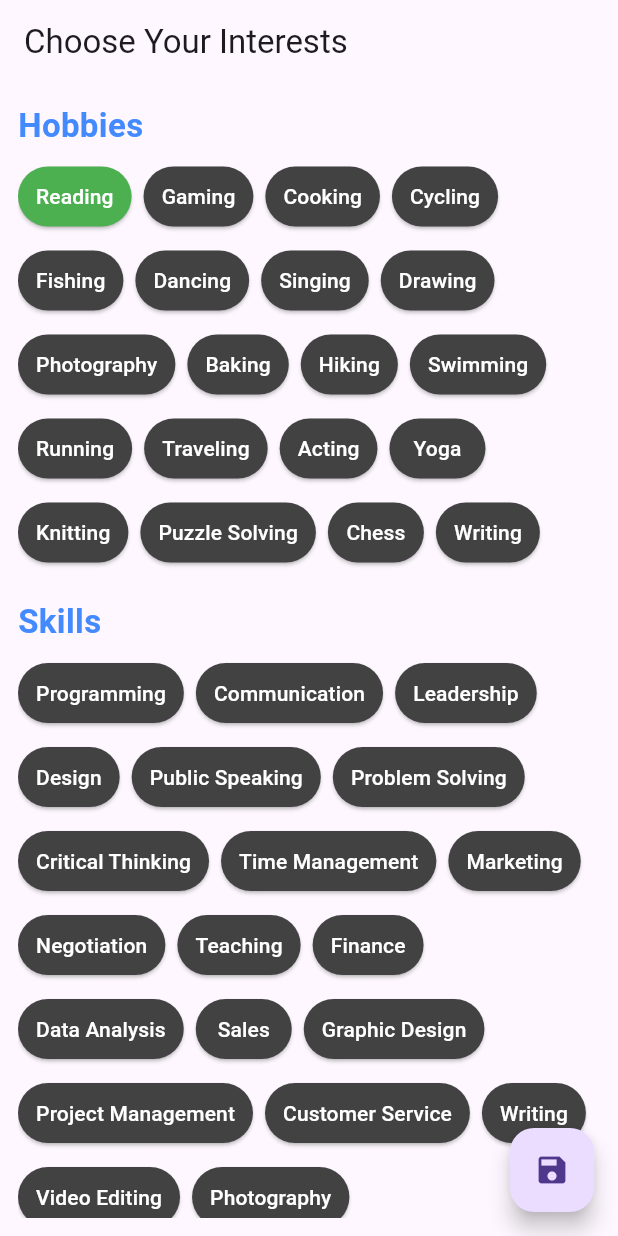
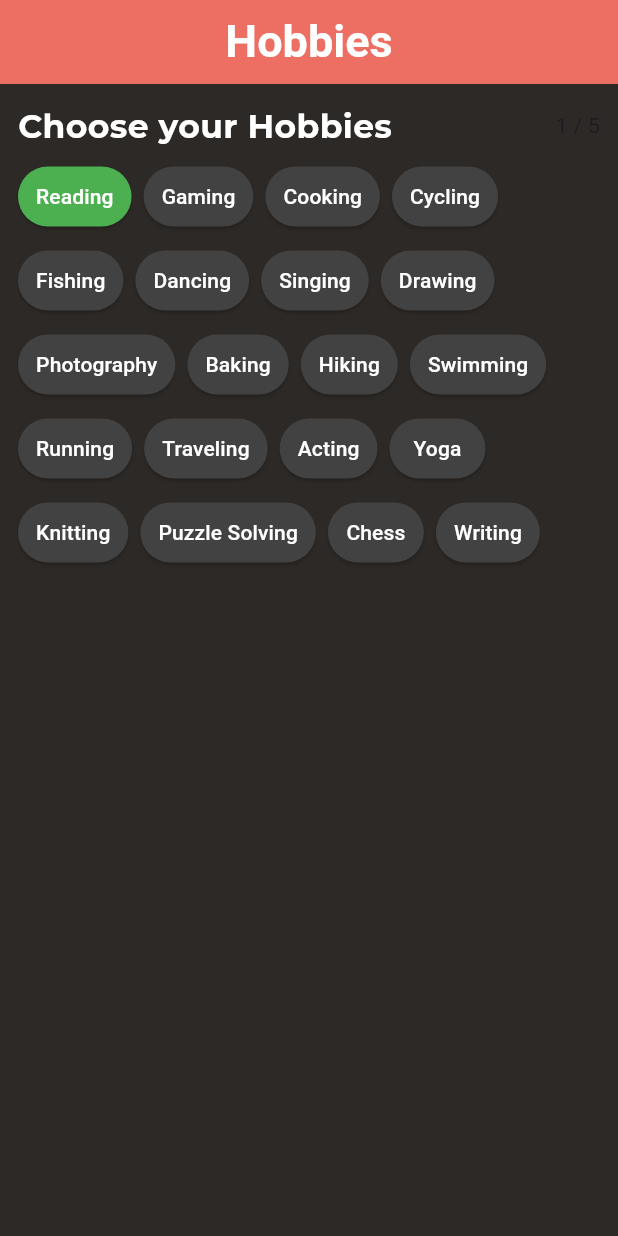
Before and after one commit to AzatD3V/feel-sense, a Flutter app: the screen it shows after launch, after a tap on "Reading", on a phone screen of 412 x 824 dp. Run offline on Flutter 3.47's test engine with Material 3 defaults, Android fonts, the phone set to English and light mode, and no system bars; our stand-ins replace bloc, equatable, firebase_auth, firebase_core, flutter_bloc, google_fonts and 2 more; missing offline and left inert: font_awesome_icon_class, tflite_flutter; accounts and stored records are empty; Roboto replaces fonts that are missing (Sarina).

Commit message:
creating hobbies screen

```diff
--- a/lib/screens/skill_select_screen.dart
+++ b/lib/screens/skill_select_screen.dart
@@ -1,4 +1,6 @@
 import 'package:flutter/material.dart';
+import 'package:google_fonts/google_fonts.dart';
+import 'package:xxx/widgets/custom_appbar.dart';
 
 class SelectionScreen extends StatefulWidget {
   const SelectionScreen({super.key});
@@ -9,24 +11,12 @@ class SelectionScreen extends StatefulWidget {
 
 class _SelectionScreenState extends State<SelectionScreen> {
   // Kullanıcının seçimlerini tutan yapı
-  final Map<String, List<String>> selectedOptions = {
-    "Hobbies": [],
-    "Skills": [],
-    "Music": [],
-    "Sports": []
-  };
+  final List<String> selectedOptions = [];
 
   // Maksimum seçim sınırları
-  final Map<String, int> maxSelections = {
-    "Hobbies": 5, // Kullanıcı en fazla 5 hobi seçebilir
-    "Skills": 3, // Kullanıcı en fazla 3 beceri seçebilir
-    "Music": 4, // Kullanıcı en fazla 4 müzik türü seçebilir
-    "Sports": 2 // Kullanıcı en fazla 2 spor dalı seçebilir
-  };
-
+  final int maxSelections = 5;
   // Kategori seçenekleri
-  final Map<String, List<String>> options = {
-    "Hobbies": [
+  final List<String> options = [
     "Reading",
     "Gaming",
     "Cooking",
@@ -47,74 +37,7 @@ class _SelectionScreenState extends State<SelectionScreen> {
     "Puzzle Solving",
     "Chess",
     "Writing"
-    ],
-    "Skills": [
-      "Programming",
-      "Communication",
-      "Leadership",
-      "Design",
-      "Public Speaking",
-      "Problem Solving",
-      "Critical Thinking",
-      "Time Management",
-      "Marketing",
-      "Negotiation",
-      "Teaching",
-      "Finance",
-      "Data Analysis",
-      "Sales",
-      "Graphic Design",
-      "Project Management",
-      "Customer Service",
-      "Writing",
-      "Video Editing",
-      "Photography"
-    ],
-    "Music": [
-      "Pop",
-      "Jazz",
-      "Rock",
-      "Classical",
-      "Hip-hop",
-      "Blues",
-      "Metal",
-      "Reggae",
-      "Country",
-      "Electronic",
-      "Folk",
-      "R&B",
-      "Soul",
-      "Indie",
-      "Punk",
-      "Funk",
-      "Opera",
-      "Disco",
-      "House",
-      "Techno"
-    ],
-    "Sports": [
-      "Football",
-      "Basketball",
-      "Tennis",
-      "Volleyball",
-      "Swimming",
-      "Cycling",
-      "Running",
-      "Skiing",
-      "Skating",
-      "Surfing",
-      "Boxing",
-      "MMA",
-      "Golf",
-      "Cricket",
-      "Table Tennis",
-      "Baseball",
-      "Wrestling",
-      "Fencing",
-      "Archery",
-      "Badminton"
-    ]
-  };
+  ];
 
   // Firebase'e kaydetme fonksiyonu
   /* void saveToFirebase() {
@@ -125,47 +48,49 @@ class _SelectionScreenState extends State<SelectionScreen> {
   @override
   Widget build(BuildContext context) {
     return Scaffold(
-      appBar: AppBar(title: Text("Choose Your Interests")),
+      backgroundColor: Color(0xff2D2926),
+      appBar: CustomAppbar(title: 'Hobbies'),
       body: Padding(
         padding: EdgeInsets.all(12),
         child: SingleChildScrollView(
           child: Column(
             crossAxisAlignment: CrossAxisAlignment.start,
-            children: options.keys.map((category) {
-              return Column(
-                crossAxisAlignment: CrossAxisAlignment.start,
+            children: [
+              Row(
                 children: [
                   Text(
-                    category,
-                    style: TextStyle(
+                    'Choose your Hobbies',
+                    style: GoogleFonts.montserrat(
                         fontSize: 22,
                         fontWeight: FontWeight.bold,
-                        color: Colors.blueAccent),
+                        color: Colors.white),
+                  ),
+                  Expanded(child: SizedBox()),
+                  Text(
+                      " ${selectedOptions.length.toString()} / ${maxSelections.toString()}")
+                ],
               ),
               SizedBox(height: 8),
               Wrap(
                 spacing: 8,
                 runSpacing: 8,
-                    children: options[category]!.map((item) {
-                      bool isSelected =
-                          selectedOptions[category]!.contains(item);
-                      int maxAllowed = maxSelections[category]!;
+                children: options.map((item) {
+                  bool isSelected = selectedOptions.contains(item);
 
                   return ElevatedButton(
                     onPressed: () {
                       setState(() {
                         if (isSelected) {
-                              selectedOptions[category]!.remove(item);
+                          selectedOptions.remove(item);
                         } else {
                           // Eğer maksimum sınır dolduysa uyarı ver
-                              if (selectedOptions[category]!.length <
-                                  maxAllowed) {
-                                selectedOptions[category]!.add(item);
+                          if (selectedOptions.length < maxSelections) {
+                            selectedOptions.add(item);
                           } else {
                             ScaffoldMessenger.of(context).showSnackBar(
                               SnackBar(
                                 content: Text(
-                                        "You can select up to $maxAllowed in $category."),
+                                    "You can select up to $maxSelections in Hobbies."),
                                 duration: Duration(seconds: 2),
                               ),
                             );
@@ -186,14 +111,8 @@ class _SelectionScreenState extends State<SelectionScreen> {
               ),
               SizedBox(height: 20), // Kategoriler arası boşluk
             ],
-              );
-            }).toList(),
           ),
         ),
-      ),
-      floatingActionButton: FloatingActionButton(
-        onPressed: () {},
-        child: Icon(Icons.save),
       ),
     );
   }
```
Also changed, not shown: 4 other files. Lines whose indentation alone changed are shown as unchanged.
